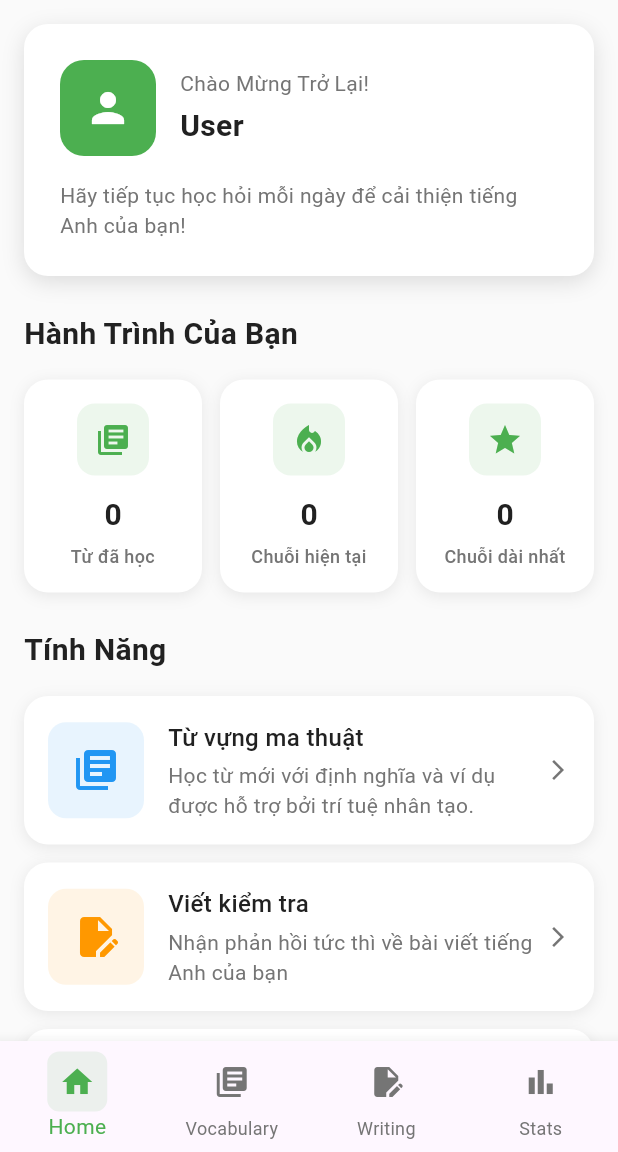
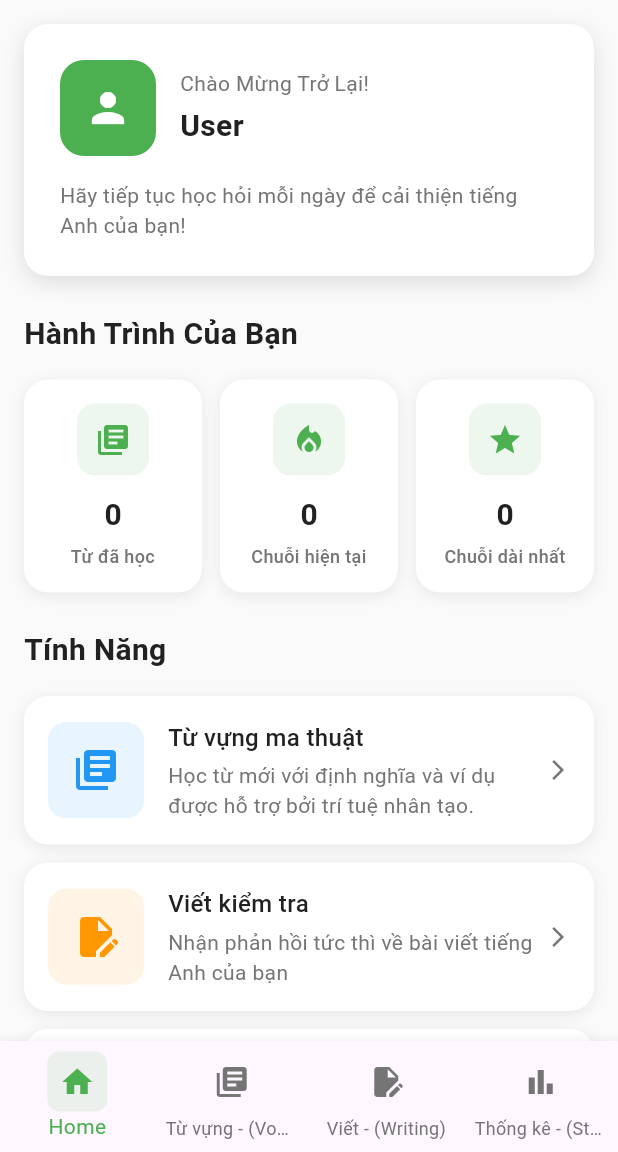
Before and after one commit to PhanPhong13112005/FIT4102-Project_Magic_English, a Flutter app: the HomePage screen opened by its route, on a phone screen of 412 x 824 dp, the part 84-1236 px from its top. Run offline on Flutter 3.47's test engine with Material 3 defaults, Android fonts, the phone set to English and light mode, and no system bars; our stand-ins replace shared_preferences; accounts and stored records are empty.

Commit message:
[Update] Upgrade the main.dart interface.

```diff
--- a/Frontend/lib/main.dart
+++ b/Frontend/lib/main.dart
@@ -200,7 +200,7 @@ class _HomePageState extends State<HomePage> {
                     : AppTheme.lightText,
               ),
             ),
-            label: 'Vocabulary',
+            label: 'Từ vựng - (Vocabulary)',
           ),
           BottomNavigationBarItem(
             icon: Container(
@@ -218,7 +218,7 @@ class _HomePageState extends State<HomePage> {
                     : AppTheme.lightText,
               ),
             ),
-            label: 'Writing',
+            label: 'Viết - (Writing)',
           ),
           BottomNavigationBarItem(
             icon: Container(
@@ -236,7 +236,7 @@ class _HomePageState extends State<HomePage> {
                     : AppTheme.lightText,
               ),
             ),
-            label: 'Stats',
+            label: 'Thống kê - (Stats)',
           ),
         ],
       ),
--- a/Frontend/lib/providers/auth_provider.dart
+++ b/Frontend/lib/providers/auth_provider.dart
@@ -48,7 +48,7 @@ class AuthProvider extends ChangeNotifier {
       }
       notifyListeners();
     } catch (e) {
-      print('Error loading stored token: $e');
+      print('Lỗi tải mã thông báo được lưu trữ: $e');
     }
   }
 
```
